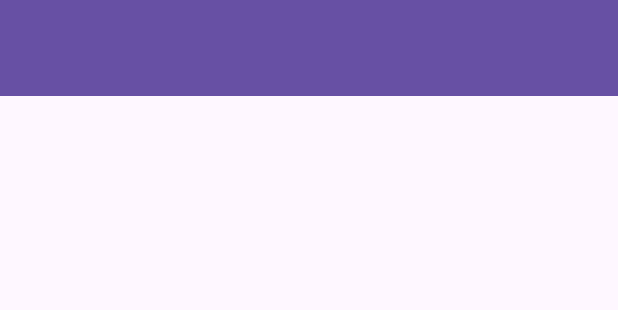
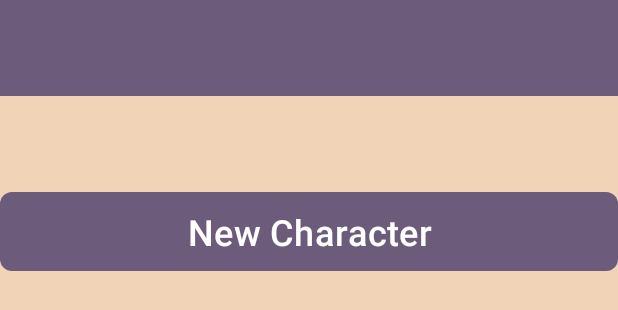
Before and after one commit to romero-kenny/Charbon, an Android app: the layout activity_main.xml on its own in the app's theme, with its tools: preview values and no code run, on a phone screen of 412 x 824 dp. Shown: the top 310 px of the screen. Run offline under Robolectric (Android 15) with nearby library versions, the phone set to English and light mode, and no system bars.

Commit message:
i was thinking too ahead, so now just starting from scratch again pretty much

```diff
--- /dev/null
+++ b/app/src/main/res/drawable/button_shape.xml
@@ -0,0 +1,5 @@
+<?xml version="1.0" encoding="utf-8"?>
+<shape xmlns:android="http://schemas.android.com/apk/res/android">
+    <solid android:color="@color/tertiary" />
+    <corners android:radius="8dp" />
+</shape>
--- a/app/src/main/res/layout/activity_main.xml
+++ b/app/src/main/res/layout/activity_main.xml
@@ -21,6 +21,15 @@
         android:layout_height="match_parent"
         android:layout_below="@id/toolbar"
         android:layout_marginTop="?attr/actionBarSize">
+
+        <Button
+            android:id="@+id/new_char_button"
+            android:layout_width="match_parent"
+            android:layout_height="wrap_content"
+            android:background="@drawable/button_shape"
+            android:text="New Character"
+            style="@style/main_button_size"
+            />
     </FrameLayout>
 
 </RelativeLayout>
--- a/app/src/main/res/values/colors.xml
+++ b/app/src/main/res/values/colors.xml
@@ -2,4 +2,9 @@
 <resources>
     <color name="black">#FF000000</color>
     <color name="white">#FFFFFFFF</color>
+    <color name="app_background">#f1d4b8</color>
+    <color name="primary">#6c5b7b</color>
+    <color name="secondary">#81b29a</color>
+    <color name="tertiary">#f2cc8f</color>
+    <color name="text">#2f2d2e</color>
 </resources>
--- /dev/null
+++ b/app/src/main/res/values/styles.xml
@@ -0,0 +1,6 @@
+<?xml version="1.0" encoding="utf-8"?>
+<resources>
+    <style name="main_button_size">
+        <item name="android:textSize">24sp</item>
+    </style>
+</resources>
--- a/app/src/main/res/values/themes.xml
+++ b/app/src/main/res/values/themes.xml
@@ -1,8 +1,9 @@
 <resources xmlns:tools="http://schemas.android.com/tools">
     <!-- Base application theme. -->
     <style name="Base.Theme.Charbon" parent="Theme.Material3.DayNight.NoActionBar">
-        <!-- Customize your light theme here. -->
-        <!-- <item name="colorPrimary">@color/my_light_primary</item> -->
+        <item name="colorPrimary">@color/primary</item>
+        <item name="colorSecondary">@color/secondary</item>
+        <item name="android:windowBackground">@color/app_background</item>
     </style>
 
     <style name="Theme.Charbon" parent="Base.Theme.Charbon" />
```
Also changed, not shown: app/src/main/java/com/group9/charbon/CharViewCtrl.java (+100 -7 lines), app/src/main/java/com/group9/charbon/CharacterData.java (+7 -2 lines), app/src/main/java/com/group9/charbon/MainActivity.java (+21 -2 lines).
